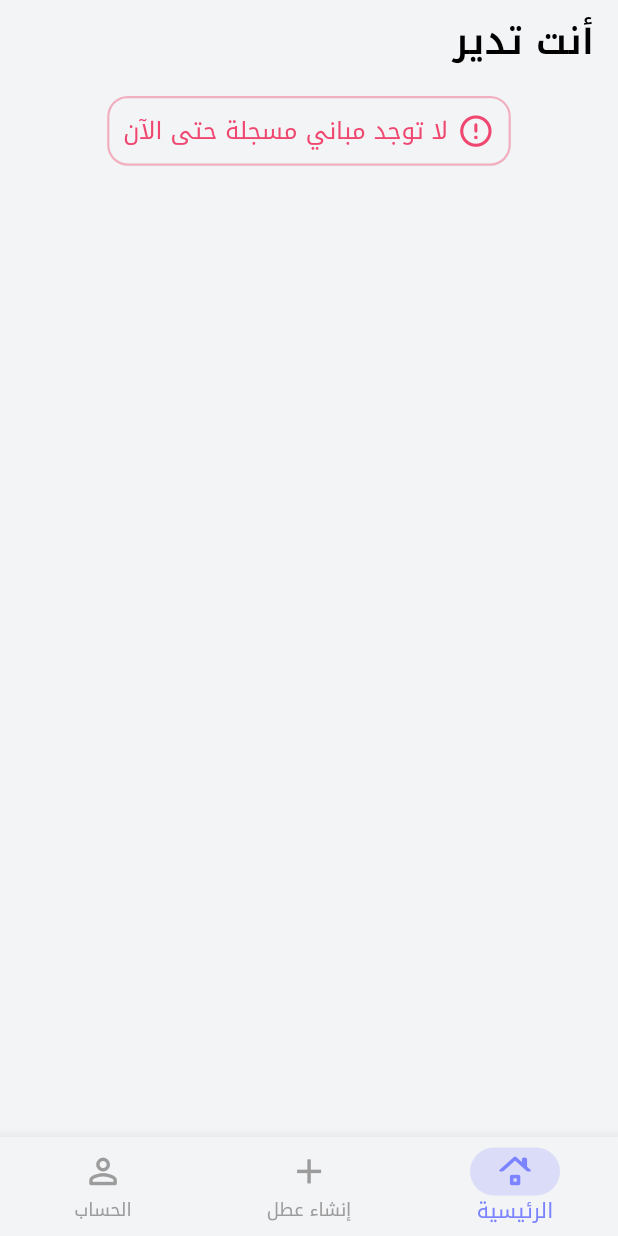
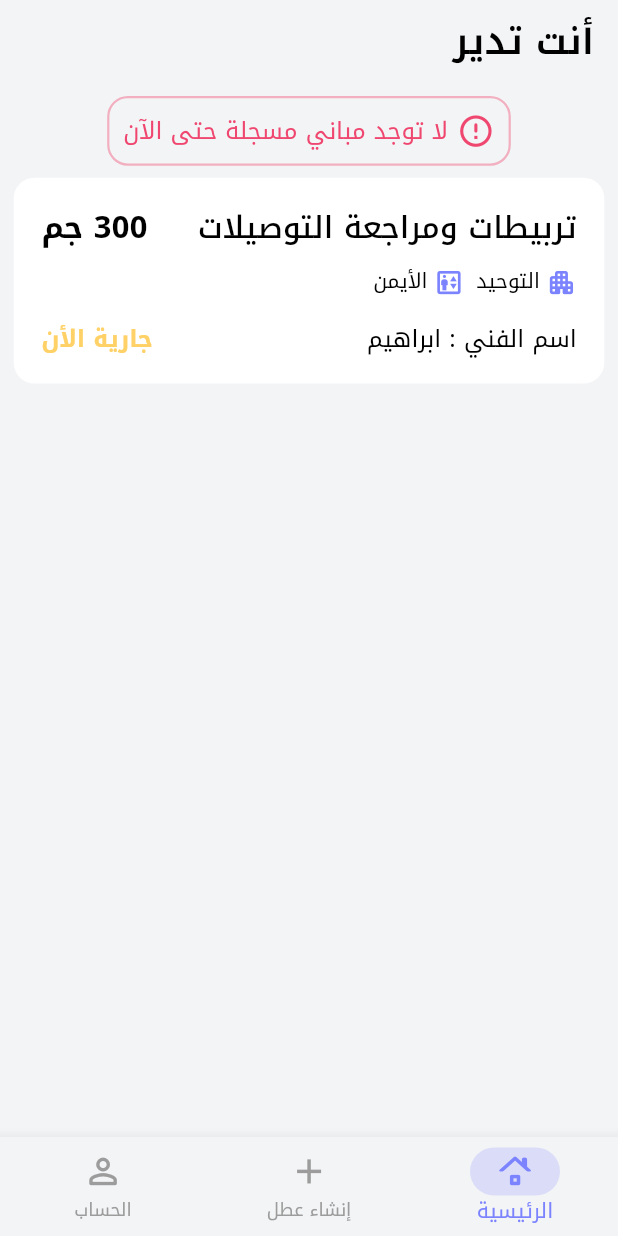
Before and after one commit to ebra0x0/UpDown, a Flutter app: the HomeView screen opened by its route, on a phone screen of 412 x 824 dp. Run offline on Flutter 3.47's test engine with Material 3 defaults, Android fonts, the phone set to English and light mode, and no system bars; our stand-ins replace cached_network_image, either_dart, firebase_core, flutter_bloc, flutter_image_compress, flutter_screenutil and 13 more; missing offline and left inert: video_compress; accounts and stored records are empty; generated files the repository leaves out were written again; network calls fail.

Commit message:
feat(maintenance): implement maintenance management features including models, data sources, and UI components

```diff
--- a/lib/core/utils/enums/enums.dart
+++ b/lib/core/utils/enums/enums.dart
@@ -204,3 +204,21 @@ enum MediaType {
   final String name;
   const MediaType(this.name);
 }
+
+enum MaintenanceType {
+  gas("Gas"),
+  oil("Oil"),
+  inspection("Inspection");
+
+  final String name;
+  const MaintenanceType(this.name);
+}
+
+enum MaintenanceStatus {
+  pending("Pending"),
+  inProgress("In_Progress"),
+  completed("Completed");
+
+  final String name;
+  const MaintenanceStatus(this.name);
+}
--- a/lib/features/home/presentation/widgets/home_view_body.dart
+++ b/lib/features/home/presentation/widgets/home_view_body.dart
@@ -1,6 +1,8 @@
 import 'package:UpDown/core/theme/app_insets.dart';
 import 'package:UpDown/core/widgets/custom_sliver_app_bar.dart';
 import 'package:UpDown/features/issues/presentation/widgets/issues_section/issues_section_builder.dart';
+import 'package:UpDown/features/maintenance/data/models/maintenanace_model.dart';
+import 'package:UpDown/features/maintenance/presentation/widgets/maintenance_card.dart';
 import 'package:flutter/widgets.dart';
 import 'package:UpDown/features/buildings/presentation/widgets/buildings_section/grid_section_builder.dart';
 
@@ -20,6 +22,12 @@ class HomeViewBody extends StatelessWidget {
         sliver: BuildingsGridSectionBuilder(),
       ),
       const SliverToBoxAdapter(child: SizedBox(height: 8)),
+      SliverPadding(
+        padding: AppInsets.h8,
+        sliver: SliverToBoxAdapter(
+            child: MaintenanceCard(maintenance: MaintenanceModel.empty())),
+      ),
+      const SliverToBoxAdapter(child: SizedBox(height: 8)),
       SliverPadding(padding: AppInsets.h8, sliver: IssuesSectionBuilder()),
     ]);
   }
--- /dev/null
+++ b/lib/features/maintenance/data/models/maintenanace_model.dart
@@ -0,0 +1,36 @@
+import 'package:UpDown/core/utils/enums/enums.dart';
+import 'package:freezed_annotation/freezed_annotation.dart';
+part 'maintenanace_model.freezed.dart';
+part 'maintenanace_model.g.dart';
+
+@freezed
+class MaintenanceModel with _$MaintenanceModel {
+  const factory MaintenanceModel({
+    required String id,
+    required MaintenanceType type,
+    required String elevatorId,
+    required int cost,
+    required String technicianName,
+    String? notes,
+    @Default([]) List<String> media,
+    required MaintenanceStatus status,
+    required DateTime date,
+    required DateTime createdAt,
+  }) = _MaintainanceModel;
+
+  factory MaintenanceModel.fromJson(Map<String, dynamic> json) =>
+      _$MaintenanceModelFromJson(json);
+
+  factory MaintenanceModel.empty() => MaintenanceModel(
+        id: '',
+        type: MaintenanceType.inspection,
+        elevatorId: '',
+        cost: 300,
+        technicianName: '',
+        notes: null,
+        media: [],
+        status: MaintenanceStatus.inProgress,
+        date: DateTime(2020, 1, 1),
+        createdAt: DateTime(2020, 1, 1),
+      );
+}
--- /dev/null
+++ b/lib/features/maintenance/presentation/widgets/maintenance_card.dart
@@ -0,0 +1,114 @@
+import 'package:UpDown/core/theme/app_icons.dart';
+import 'package:UpDown/core/theme/app_insets.dart';
+import 'package:UpDown/core/theme/app_radius.dart';
+import 'package:UpDown/core/theme/app_text_styles.dart';
+import 'package:UpDown/core/utils/enums/enums_extensions.dart';
+import 'package:UpDown/core/utils/extensions/icon_ext.dart';
+import 'package:flutter/widgets.dart';
+import 'package:UpDown/core/theme/app_theme.dart';
+import 'package:UpDown/features/maintenance/data/models/maintenanace_model.dart';
+import 'package:flutter_screenutil/flutter_screenutil.dart';
+
+class MaintenanceCard extends StatelessWidget {
+  final MaintenanceModel maintenance;
+  const MaintenanceCard({super.key, required this.maintenance});
+
+  @override
+  Widget build(BuildContext context) {
+    return Container(
+      decoration: BoxDecoration(
+        color: AppTheme.background,
+        borderRadius: AppRadius.borderRadius12,
+      ),
+      padding: AppInsets.all16,
+      child: Column(
+        crossAxisAlignment: CrossAxisAlignment.start,
+        children: [
+          // الصف العلوي (العنوان والتكلفة)
+          Row(
+            children: [
+              Expanded(
+                child: Text(
+                  maintenance.type.title,
+                  style: AppTextStyles.textStyle18,
+                  overflow: TextOverflow.ellipsis,
+                  maxLines: 1,
+                ),
+              ),
+              const SizedBox(width: 8),
+              Text(
+                "${maintenance.cost} جم",
+                style: AppTextStyles.textStyle18.copyWith(
+                  fontWeight: FontWeight.bold,
+                ),
+              ),
+            ],
+          ),
+          const SizedBox(height: 12),
+
+          // التوحيد والزمن
+          Row(
+            mainAxisAlignment: MainAxisAlignment.start,
+            children: [
+              _InfoChip(
+                  label: "التوحيد",
+                  icon: AppIcons.apartmentIcon.copyWith(
+                    color: AppTheme.primary,
+                    size: 18.sp,
+                  )),
+              const SizedBox(width: 8),
+              _InfoChip(
+                  label: "الأيمن",
+                  icon: AppIcons.elevatorIcon.copyWith(
+                    color: AppTheme.primary,
+                    size: 18.sp,
+                  )),
+            ],
+          ),
+          const SizedBox(height: 16),
+
+          // اسم الفني
+          Row(
+            mainAxisAlignment: MainAxisAlignment.spaceBetween,
+            children: [
+              Text(
+                "اسم الفني : ابراهيم${maintenance.technicianName}",
+                style: AppTextStyles.textStyle14,
+                overflow: TextOverflow.ellipsis,
+                maxLines: 1,
+              ),
+              Text(
+                maintenance.status.title,
+                style: AppTextStyles.textStyle14.copyWith(
+                  color: maintenance.status.color,
+                  fontWeight: FontWeight.bold,
+                ),
+              ),
+            ],
+          )
+        ],
+      ),
+    );
+  }
+}
+
+class _InfoChip extends StatelessWidget {
+  final String label;
+  final Icon icon;
+
+  const _InfoChip({required this.label, required this.icon});
+
+  @override
+  Widget build(BuildContext context) {
+    return Row(
+      children: [
+        icon,
+        const SizedBox(width: 4),
+        Text(
+          label,
+          style: AppTextStyles.textStyle12,
+        ),
+      ],
+    );
+  }
+}
```
Also changed, not shown: lib/core/network/api/api_service.dart (+15 -0 lines), lib/core/utils/enums/enums_extensions.dart (+37 -0 lines), lib/features/maintenance/data/repo/maintainance_repo.dart (added, +68 -0 lines), lib/features/maintenance/data/sources/local.dart (added, +98 -0 lines), lib/features/maintenance/data/sources/remote.dart (added, +15 -0 lines), lib/features/maintenance/presentation/views/maintenance_view.dart (added, +13 -0 lines), lib/features/maintenance/presentation/widgets/maintenance_view_body.dart (added, +10 -0 lines).
